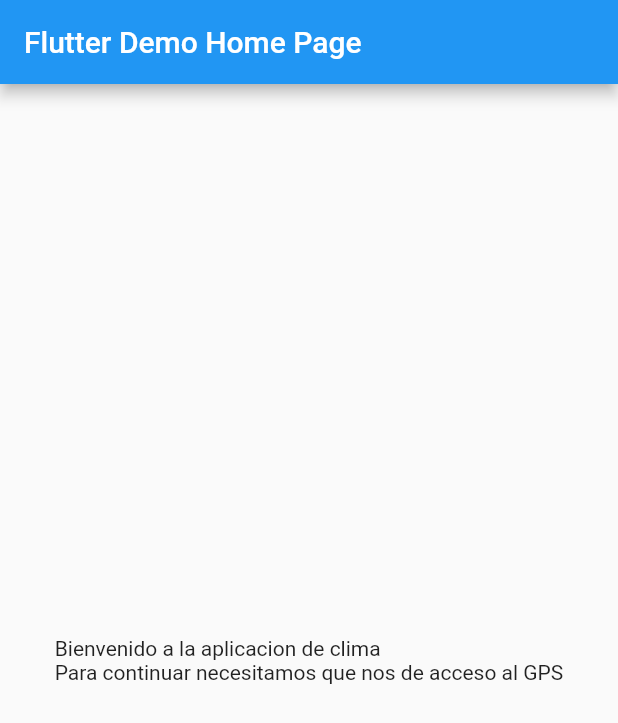
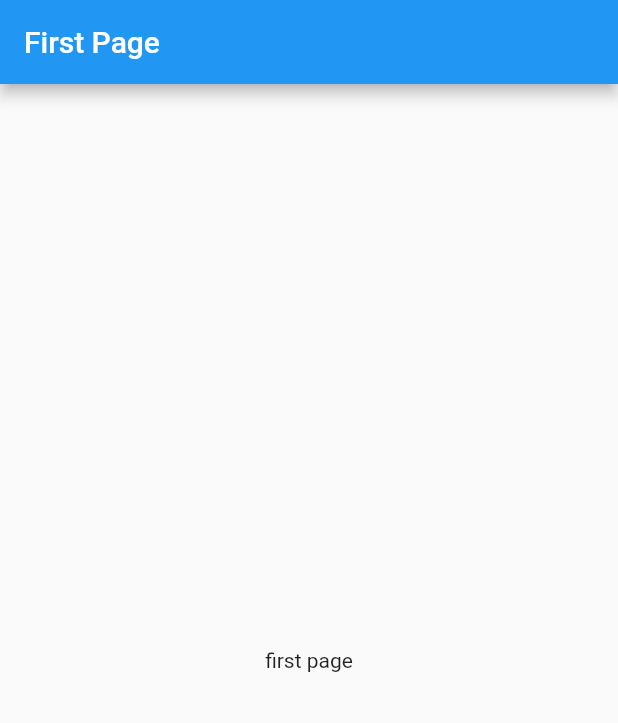
Before and after one commit to Rafa-SJ/flutter_clima_proj, a Flutter app: the screen it shows after launch, on a phone screen of 412 x 824 dp. Shown: the top 723 px of the screen. Run offline on Flutter 3.47's test engine with Material 2 defaults, Android fonts, the phone set to English and light mode, and no system bars.

Commit message:
separacion paginas de main file

```diff
--- a/lib/main.dart
+++ b/lib/main.dart
@@ -1,4 +1,6 @@
 import 'package:flutter/material.dart';
+import 'package:flutter_clima/pages/first_page.dart';
+import 'package:flutter_clima/pages/second_page.dart';
 
 void main() {
   runApp(const MyApp());
@@ -14,37 +16,11 @@ class MyApp extends StatelessWidget {
       theme: ThemeData(
         primarySwatch: Colors.blue,
       ),
-      home: const MyHomePage(title: 'Flutter Demo Home Page'),
+      initialRoute: '/',
+      routes: {
+        '/': (context) => const FirstPage(),
+        '/second': (context) => const SecondPage(),
+      },
     );
   }
 }
-
-class MyHomePage extends StatefulWidget {
-  const MyHomePage({super.key, required this.title});
-
-  final String title;
-
-  @override
-  State<MyHomePage> createState() => _MyHomePageState();
-}
-
-class _MyHomePageState extends State<MyHomePage> {
-  @override
-  Widget build(BuildContext context) {
-    return Scaffold(
-      appBar: AppBar(
-        title: Text(widget.title),
-      ),
-      body: Center(
-        child: Column(
-          mainAxisAlignment: MainAxisAlignment.center,
-          children: <Widget>[
-            const Text(
-              'Bienvenido a la aplicacion de clima\nPara continuar necesitamos que nos de acceso al GPS',
-            ),
-          ],
-        ),
-      ),
-    );
-  }
-}
--- /dev/null
+++ b/lib/pages/first_page.dart
@@ -0,0 +1,19 @@
+import 'package:flutter/material.dart';
+
+///FIRST PAGE, SHOWS YOUR LOCATION WEATHER
+
+class FirstPage extends StatelessWidget {
+  const FirstPage({super.key});
+
+  @override
+  Widget build(BuildContext context) {
+    return Scaffold(
+      appBar: AppBar(
+        title: Text("First Page"),
+      ),
+      body: Center(
+        child: Text("first page"),
+      ),
+    );
+  }
+}
--- /dev/null
+++ b/lib/pages/second_page.dart
@@ -0,0 +1,19 @@
+import 'package:flutter/material.dart';
+
+///SECOND PAGE, SHOW DETAIL FOR SOME WEATHER LOCATION
+
+class SecondPage extends StatelessWidget {
+  const SecondPage({super.key});
+
+  @override
+  Widget build(BuildContext context) {
+    return Scaffold(
+      appBar: AppBar(
+        title: Text("Second Page"),
+      ),
+      body: Center(
+        child: Text("Second page"),
+      ),
+    );
+  }
+}
```
